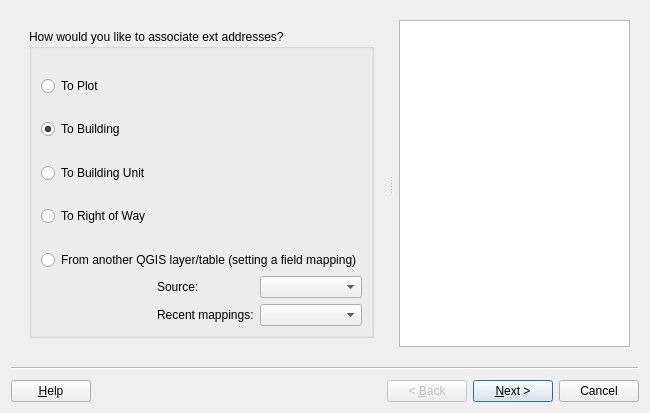
First picture: the form in asistente_ladm_col/ui/wiz_associate_extaddress_cadastre.ui, repository SwissTierrasColombia/Asistente-LADM-COL, before the edit.
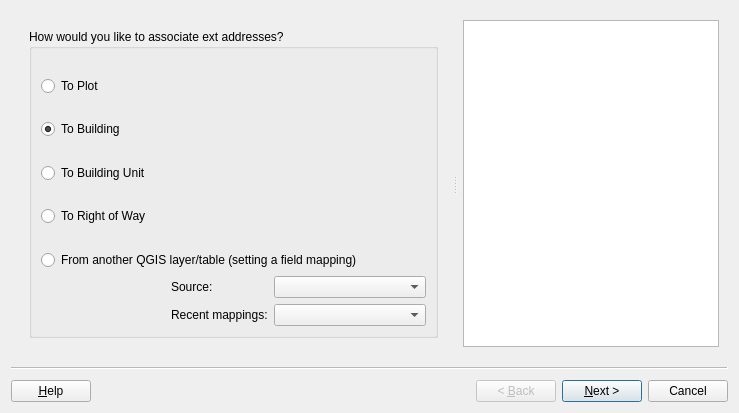
Second picture: the form after the edit. Custom widgets are drawn as their Qt base class.

Commit message: Add support for select by expression

Diff of the .ui file:
```diff
--- a/asistente_ladm_col/ui/wiz_associate_extaddress_cadastre.ui
+++ b/asistente_ladm_col/ui/wiz_associate_extaddress_cadastre.ui
@@ -6,7 +6,7 @@
    <rect>
     <x>0</x>
     <y>0</y>
-    <width>650</width>
+    <width>739</width>
     <height>413</height>
    </rect>
   </property>
@@ -39,7 +39,7 @@
     <property name="bottomMargin">
      <number>9</number>
     </property>
-    <item row="0" column="0">
+    <item row="0" column="1">
      <widget class="QSplitter" name="splitter">
       <property name="sizePolicy">
        <sizepolicy hsizetype="Expanding" vsizetype="Expanding">
```
Left out of the diff: 64 changed lines with no effect on the pictures. The commit also changes 1 other file.
